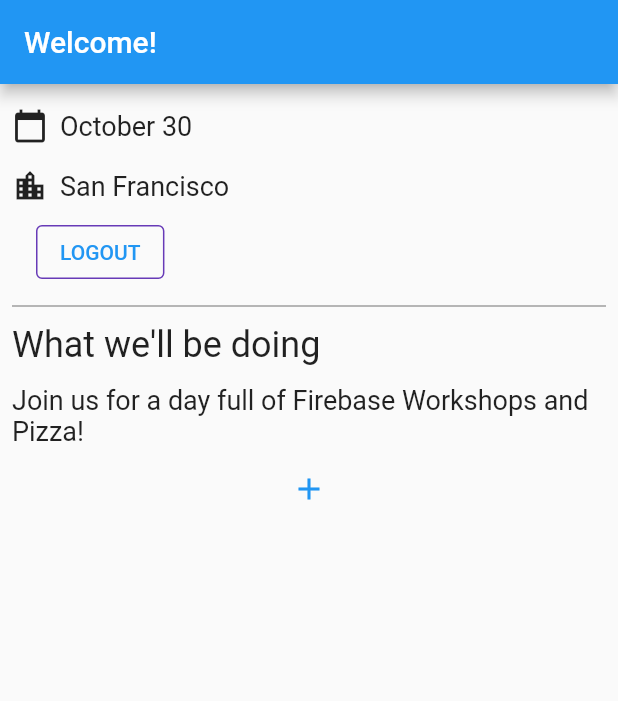
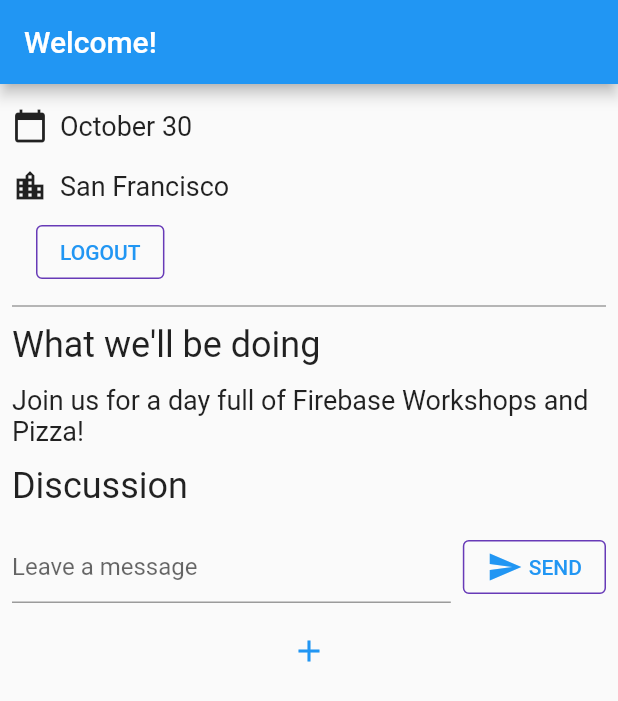
Before and after one commit to yuzequn095/HyperGarageSale, a Flutter app: the screen it shows once a user with an empty profile is signed in, on a phone screen of 412 x 824 dp. Shown: the top 701 px of the screen. Run offline on Flutter 3.47's test engine with Material 2 defaults, Android fonts, the phone set to English and light mode, and no system bars; our stand-ins replace cloud_firestore, firebase_auth, firebase_core, image_picker; accounts and stored records are empty.

```diff
--- a/lib/main.dart
+++ b/lib/main.dart
@@ -1,3 +1,6 @@
+import 'dart:async'; // new
+
+import 'package:cloud_firestore/cloud_firestore.dart';
 import 'package:firebase_auth/firebase_auth.dart'; // new
 import 'package:firebase_core/firebase_core.dart'; // new
 import 'package:flutter/material.dart';
@@ -79,6 +82,22 @@ class HomePage extends StatelessWidget {
           const Paragraph(
             'Join us for a day full of Firebase Workshops and Pizza!',
           ),
+          // For guest book test
+          Consumer<ApplicationState>(
+            builder: (context, appState, _) => Column(
+              crossAxisAlignment: CrossAxisAlignment.start,
+              children: [
+                if (appState.loginState == ApplicationLoginState.loggedIn) ...[
+                  const Header('Discussion'),
+                  GuestBook(
+                    addMessage: (message) =>
+                        appState.addMessageToGuestBook(message),
+                  ),
+                ],
+              ],
+            ),
+          ),
+          // test ends
           TextButton(
             onPressed: () {
               Navigator.pushNamed(context, '/viewItemList');
@@ -91,9 +110,26 @@ class HomePage extends StatelessWidget {
   }
 }
 
+/*
+ * ApplicationState class
+ */
 class ApplicationState extends ChangeNotifier {
   ApplicationState() {
     init();
+  }
+  Future<DocumentReference> addMessageToGuestBook(String message) {
+    if (_loginState != ApplicationLoginState.loggedIn) {
+      throw Exception('Must be logged in');
+    }
+
+    return FirebaseFirestore.instance
+        .collection('guestbook')
+        .add(<String, dynamic>{
+      'text': message,
+      'timestamp': DateTime.now().millisecondsSinceEpoch,
+      'name': FirebaseAuth.instance.currentUser!.displayName,
+      'userId': FirebaseAuth.instance.currentUser!.uid,
+    });
   }
 
   Future<void> init() async {
@@ -179,3 +215,60 @@ class ApplicationState extends ChangeNotifier {
     FirebaseAuth.instance.signOut();
   }
 }
+
+class GuestBook extends StatefulWidget {
+  const GuestBook({required this.addMessage});
+  final FutureOr<void> Function(String message) addMessage;
+
+  @override
+  _GuestBookState createState() => _GuestBookState();
+}
+
+class _GuestBookState extends State<GuestBook> {
+  final _formKey = GlobalKey<FormState>(debugLabel: '_GuestBookState');
+  final _controller = TextEditingController();
+
+  @override
+  Widget build(BuildContext context) {
+    return Padding(
+      padding: const EdgeInsets.all(8.0),
+      child: Form(
+        key: _formKey,
+        child: Row(
+          children: [
+            Expanded(
+              child: TextFormField(
+                controller: _controller,
+                decoration: const InputDecoration(
+                  hintText: 'Leave a message',
+                ),
+                validator: (value) {
+                  if (value == null || value.isEmpty) {
+                    return 'Enter your message to continue';
+                  }
+                  return null;
+                },
+              ),
+            ),
+            const SizedBox(width: 8),
+            StyledButton(
+              onPressed: () async {
+                if (_formKey.currentState!.validate()) {
+                  await widget.addMessage(_controller.text);
+                  _controller.clear();
+                }
+              },
+              child: Row(
+                children: const [
+                  Icon(Icons.send),
+                  SizedBox(width: 4),
+                  Text('SEND'),
+                ],
+              ),
+            ),
+          ],
+        ),
+      ),
+    );
+  }
+}
```
